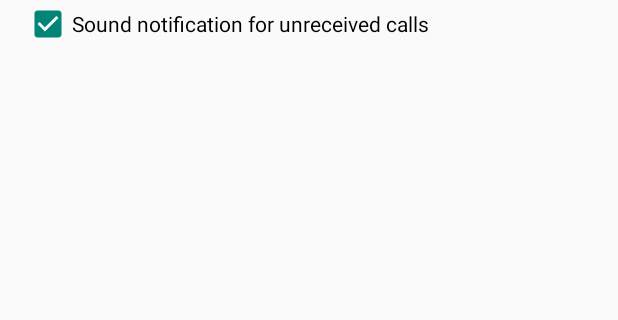
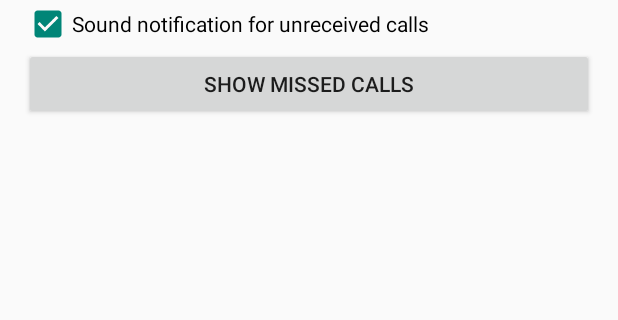
Before and after one commit to zdenda/android-ring, an Android app: the screen it shows after launch (MainActivity), on a phone screen of 412 x 824 dp, the part 204-524 px from its top. Run offline under Robolectric (Android 15) with nearby library versions, the phone set to English and light mode, and no system bars.

Commit message:
add a section with debug info to the main activity
displaying debug information can be enabled in menu

```diff
--- a/app/src/main/java/eu/zkkn/android/ring/MainActivity.java
+++ b/app/src/main/java/eu/zkkn/android/ring/MainActivity.java
@@ -5,16 +5,22 @@ import android.content.Context;
 import android.content.Intent;
 import android.content.SharedPreferences;
 import android.content.pm.PackageManager;
+import android.database.Cursor;
 import android.hardware.Sensor;
 import android.hardware.SensorManager;
 import android.net.Uri;
 import android.os.Bundle;
 import android.preference.PreferenceManager;
+import android.provider.CallLog;
+import android.support.v4.widget.SimpleCursorAdapter;
 import android.support.v7.app.ActionBarActivity;
 import android.view.Menu;
 import android.view.MenuItem;
+import android.view.View;
 import android.widget.CheckBox;
 import android.widget.CompoundButton;
+import android.widget.ListView;
+import android.widget.Toast;
 
 
 public class MainActivity extends ActionBarActivity {
@@ -22,16 +28,19 @@ public class MainActivity extends ActionBarActivity {
     public static final String PREF_KEY_MUTE_ON_FLIP_ENABLED = "pref_mute_enabled";
     public static final String PREF_KEY_GRADUALLY_INCREASE_ENABLED = "pref_increase_enabled";
     public static final String PREF_KEY_SOUND_NOTIFICATION_ENABLED = "pref_notification_enabled";
+    public static final String PREF_KEY_DEBUG_ENABLED = "pref_debug_enabled";
+
+    private SharedPreferences mPreferences;
 
     @Override
     protected void onCreate(Bundle savedInstanceState) {
         super.onCreate(savedInstanceState);
         setContentView(R.layout.activity_main);
 
-        final SharedPreferences preferences = PreferenceManager.getDefaultSharedPreferences(this);
-        boolean mutingEnabled = preferences.getBoolean(PREF_KEY_MUTE_ON_FLIP_ENABLED, true);
-        boolean increasingEnabled = preferences.getBoolean(PREF_KEY_GRADUALLY_INCREASE_ENABLED, true);
-        boolean notificationEnabled = preferences.getBoolean(PREF_KEY_SOUND_NOTIFICATION_ENABLED, true);
+        mPreferences = PreferenceManager.getDefaultSharedPreferences(this);
+        boolean mutingEnabled = mPreferences.getBoolean(PREF_KEY_MUTE_ON_FLIP_ENABLED, true);
+        boolean increasingEnabled = mPreferences.getBoolean(PREF_KEY_GRADUALLY_INCREASE_ENABLED, true);
+        boolean notificationEnabled = mPreferences.getBoolean(PREF_KEY_SOUND_NOTIFICATION_ENABLED, true);
 
         SensorManager sensorManager = (SensorManager) getSystemService(Context.SENSOR_SERVICE);
         boolean hasAccelerometer = (sensorManager.getDefaultSensor(Sensor.TYPE_ACCELEROMETER) != null);
@@ -52,7 +61,7 @@ public class MainActivity extends ActionBarActivity {
                 boolean increase = ((CheckBox) findViewById(R.id.chkIncreaseEnabled)).isChecked();
                 boolean notification = ((CheckBox) findViewById(R.id.chkSoundNotification)).isChecked();
                 // update shared preferences
-                SharedPreferences.Editor editor = preferences.edit();
+                SharedPreferences.Editor editor = mPreferences.edit();
                 editor.putBoolean(PREF_KEY_MUTE_ON_FLIP_ENABLED, mute);
                 editor.putBoolean(PREF_KEY_GRADUALLY_INCREASE_ENABLED, increase);
                 editor.putBoolean(PREF_KEY_SOUND_NOTIFICATION_ENABLED, notification);
@@ -74,6 +83,27 @@ public class MainActivity extends ActionBarActivity {
         checkBoxIncrease.setOnCheckedChangeListener(onCheckedChangeListener);
         checkBoxNotification.setOnCheckedChangeListener(onCheckedChangeListener);
 
+        boolean debugEnabled = mPreferences.getBoolean(PREF_KEY_DEBUG_ENABLED, false);
+        if (debugEnabled) {
+            findViewById(R.id.layoutDebug).setVisibility(View.VISIBLE);
+
+            findViewById(R.id.btMissedCalls).setOnClickListener(new View.OnClickListener() {
+                @Override
+                public void onClick(View v) {
+                    String[] projection = {CallLog.Calls._ID, CallLog.Calls.NUMBER, CallLog.Calls.DATE};
+                    String[] columns = {CallLog.Calls.NUMBER, CallLog.Calls.DATE};
+                    int[] listItems = {android.R.id.text1, android.R.id.text2};
+                    Cursor cursor = getContentResolver().query(CallLog.Calls.CONTENT_URI, projection,
+                            CallLog.Calls.NEW + " = 1 AND " + CallLog.Calls.TYPE + " = " + CallLog.Calls.MISSED_TYPE, null, null);
+                    MyLog.l(cursor.getCount() + " missed call(s)");
+                    SimpleCursorAdapter adapter = new SimpleCursorAdapter(getApplicationContext(),
+                            android.R.layout.simple_list_item_2, cursor, columns, listItems, 0);
+                    ((ListView) findViewById(R.id.listView)).setAdapter(adapter);
+                }
+            });
+
+        }
+
     }
 
 
@@ -81,6 +111,11 @@ public class MainActivity extends ActionBarActivity {
     public boolean onCreateOptionsMenu(Menu menu) {
         // Inflate the menu; this adds items to the action bar if it is present.
         getMenuInflater().inflate(R.menu.menu_main, menu);
+
+        MenuItem debug = menu.findItem(R.id.action_enable_debug);
+        boolean debugEnabled = mPreferences.getBoolean(PREF_KEY_DEBUG_ENABLED, false);
+        debug.setChecked(debugEnabled);
+
         return true;
     }
 
@@ -89,18 +124,31 @@ public class MainActivity extends ActionBarActivity {
         // Handle action bar item clicks here. The action bar will
         // automatically handle clicks on the Home/Up button, so long
         // as you specify a parent activity in AndroidManifest.xml.
-        int id = item.getItemId();
-
-        //noinspection SimplifiableIfStatement
-        if (id == R.id.action_created) {
+        switch (item.getItemId()) {
+            case R.id.action_created:
                 Uri webpage = Uri.parse("https://github.com/zdenda/android-ring");
                 Intent intent = new Intent(Intent.ACTION_VIEW, webpage);
                 if (intent.resolveActivity(getPackageManager()) != null) {
                     startActivity(intent);
                 }
                 return true;
+
+            case R.id.action_enable_debug:
+                boolean debugging = false;
+                if (item.isChecked()) {
+                    debugging = false;
+                    item.setChecked(false);
+                } else {
+                    debugging = true;
+                    item.setChecked(true);
                 }
+                // save to preferences
+                mPreferences.edit().putBoolean(PREF_KEY_DEBUG_ENABLED, debugging).commit();
+                Toast.makeText(this, "Changes will take effect after app restart.", Toast.LENGTH_LONG).show();
+                return true;
 
+            default:
                 return super.onOptionsItemSelected(item);
         }
     }
+}
--- a/app/src/main/java/eu/zkkn/android/ring/MyLog.java
+++ b/app/src/main/java/eu/zkkn/android/ring/MyLog.java
@@ -16,7 +16,7 @@ import java.util.Set;
 public final class MyLog {
 
     public static final String LOG_TAG = "my_log";
-    public static final boolean ENABLED = false;
+    public static final boolean ENABLED = true;
     public static boolean toast = false;
 
     private static Context context = null;
--- a/app/src/main/res/layout/activity_main.xml
+++ b/app/src/main/res/layout/activity_main.xml
@@ -35,4 +35,33 @@
         android:layout_alignParentStart="true"
         android:checked="true" />
 
+    <LinearLayout
+        android:orientation="vertical"
+        android:layout_width="fill_parent"
+        android:layout_height="fill_parent"
+        android:layout_below="@+id/chkSoundNotification"
+        android:layout_alignParentLeft="true"
+        android:layout_alignParentStart="true"
+        android:id="@+id/layoutDebug"
+        android:focusableInTouchMode="false"
+        android:visibility="visible">
+
+        <Button
+            android:layout_width="match_parent"
+            android:layout_height="wrap_content"
+            android:text="@string/missed_calls_button"
+            android:id="@+id/btMissedCalls"
+            android:layout_alignParentLeft="true"
+            android:layout_alignParentStart="true" />
+
+        <ListView
+            android:layout_width="match_parent"
+            android:layout_height="wrap_content"
+            android:id="@+id/listView"
+            android:layout_below="@+id/btMissedCalls"
+            android:layout_alignParentLeft="true"
+            android:layout_alignParentStart="true"
+            android:background="@android:color/darker_gray" />
+    </LinearLayout>
+
 </RelativeLayout>
--- a/app/src/main/res/menu/menu_main.xml
+++ b/app/src/main/res/menu/menu_main.xml
@@ -1,6 +1,8 @@
 <menu xmlns:android="http://schemas.android.com/apk/res/android"
     xmlns:app="http://schemas.android.com/apk/res-auto"
     xmlns:tools="http://schemas.android.com/tools" tools:context=".MainActivity">
+    <item android:id="@+id/action_enable_debug" android:title="Enable Debug"
+        android:orderInCategory="100" app:showAsAction="never" android:checkable="true" />
     <item android:id="@+id/action_created" android:title="@string/action_created"
         android:orderInCategory="100" app:showAsAction="never" />
 </menu>
--- a/app/src/main/res/values/strings.xml
+++ b/app/src/main/res/values/strings.xml
@@ -7,5 +7,6 @@
     <string name="mute_checkbox_description">Silence ringtone when screen is flipped down</string>
     <string name="increase_checkbox_description">Gradually turn up the ringtone</string>
     <string name="sound_notification_checkbox_description">Sound notification for unreceived calls</string>
+    <string name="missed_calls_button">Show Missed Calls</string>
 
 </resources>
```
Lines whose indentation alone changed are shown as unchanged.
